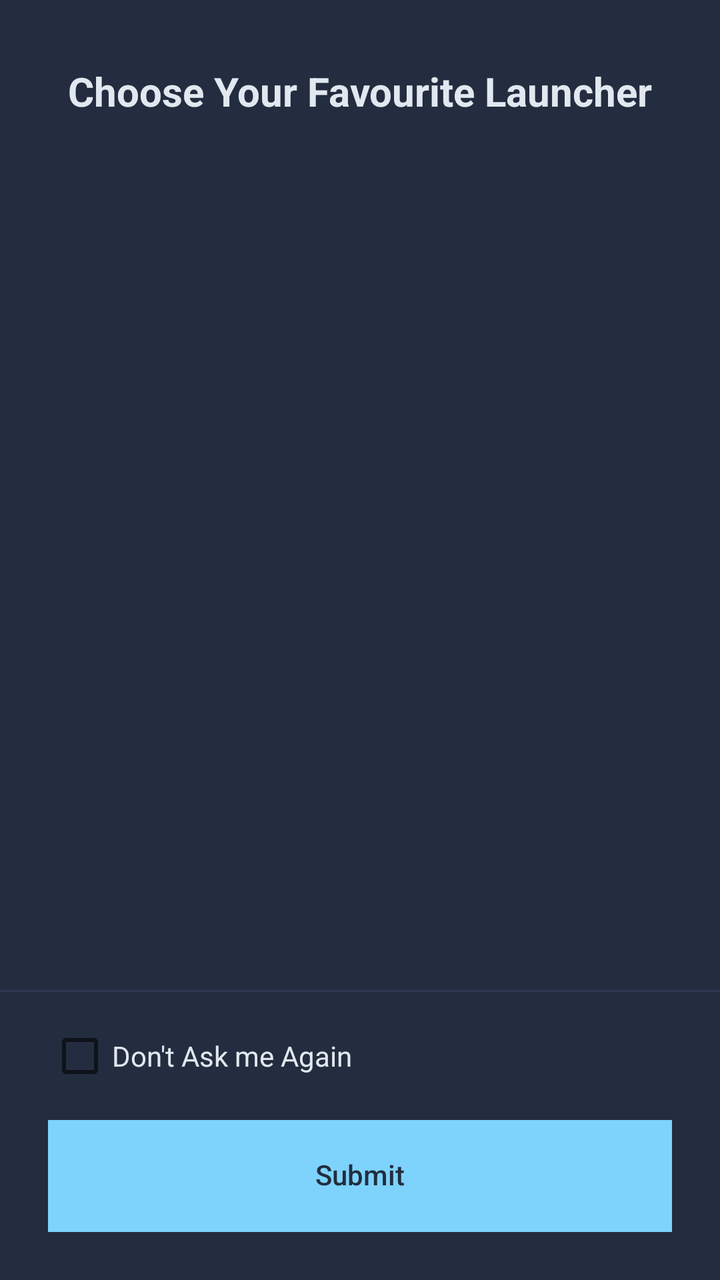
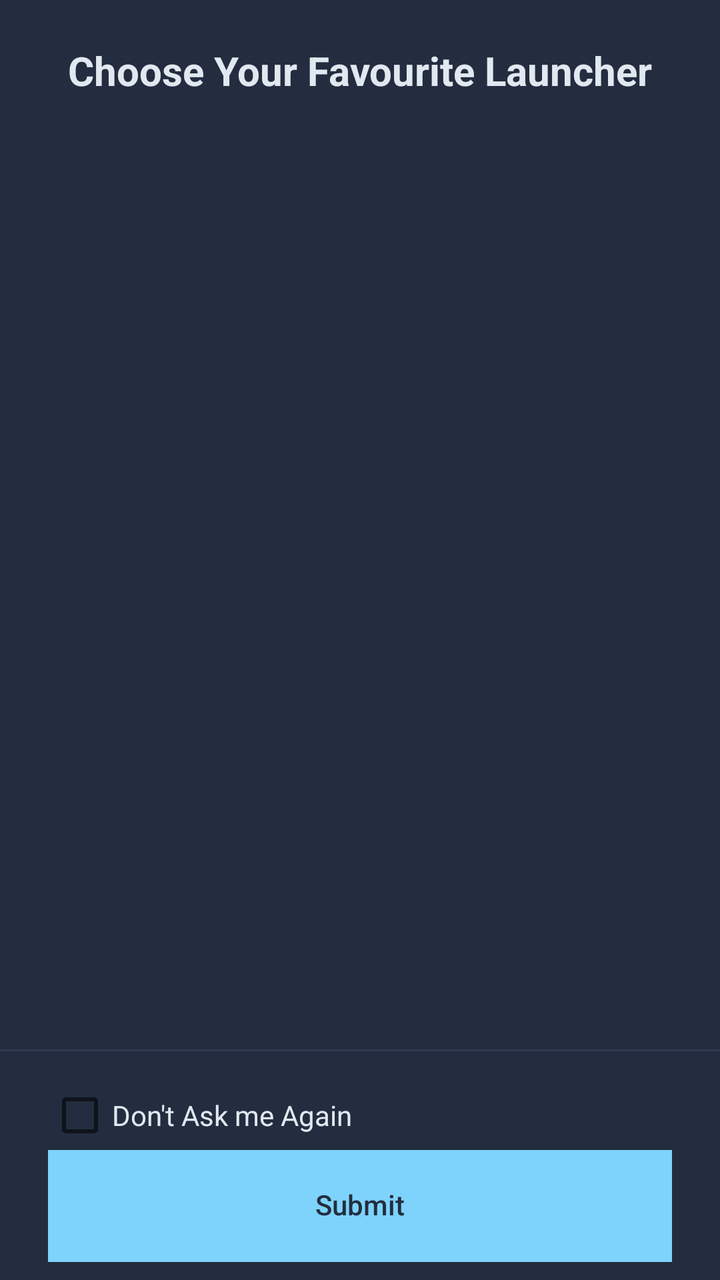

An Android layout rendered at two revisions. The XML below is the earlier revision; the diff shows what the commit changed to produce the second picture.
<!-- AndroidManifest.xml: activity theme Theme.NihalHome -->
<!-- res/layout/activity_choose_launcher.xml -->
<?xml version="1.0" encoding="utf-8"?>
<LinearLayout xmlns:android="http://schemas.android.com/apk/res/android"
    android:layout_width="match_parent"
    android:layout_height="match_parent"
    android:orientation="vertical"
    android:background="@color/onboarding_background">

    <TextView
        android:id="@+id/textSheetTitle"
        android:layout_width="match_parent"
        android:layout_height="wrap_content"
        android:gravity="center_horizontal"
        android:paddingTop="32dp"
        android:paddingBottom="16dp"
        android:text="@string/choose_favourite_launcher_title"
        android:textColor="@color/onboarding_heading"
        android:textSize="20sp"
        android:textStyle="bold" />

    <ScrollView
        android:layout_width="match_parent"
        android:layout_height="0dp"
        android:layout_weight="1">

        <LinearLayout
            android:id="@+id/launcherListContainer"
            android:layout_width="match_parent"
            android:layout_height="wrap_content"
            android:orientation="vertical"
            android:paddingStart="24dp"
            android:paddingEnd="24dp" />

    </ScrollView>

    <View
        android:layout_width="match_parent"
        android:layout_height="1dp"
        android:background="@color/onboarding_button_unselected" />

    <CheckBox
        android:id="@+id/checkboxDontAskAgain"
        android:layout_width="wrap_content"
        android:layout_height="wrap_content"
        android:layout_marginStart="24dp"
        android:layout_marginTop="16dp"
        android:text="@string/dont_ask_me_again"
        android:textColor="@color/onboarding_heading" />

    <Button
        android:id="@+id/buttonSubmit"
        android:layout_width="match_parent"
        android:layout_height="56dp"
        android:layout_marginStart="24dp"
        android:layout_marginEnd="24dp"
        android:layout_marginTop="16dp"
        android:layout_marginBottom="24dp"
        android:background="@color/onboarding_accent"
        android:enabled="false"
        android:text="@string/action_submit"
        android:textColor="@color/onboarding_button_text"
        android:textAllCaps="false"
        android:includeFontPadding="false"
        android:elevation="0dp" />

</LinearLayout>
<!-- resources referenced by this layout -->
<resources>
  <color name="onboarding_accent">#7DD3FC</color>
  <color name="onboarding_background">#232D3F</color>
  <color name="onboarding_button_text">#232D3F</color>
  <color name="onboarding_button_unselected">#2E3A52</color>
  <color name="onboarding_heading">#E2E8F0</color>
  <string name="action_submit">Submit</string>
  <string name="choose_favourite_launcher_title">Choose Your Favourite Launcher</string>
  <string name="dont_ask_me_again">Don\'t Ask me Again</string>
  <style name="Theme.NihalHome" parent="android:Theme.Material.Light.NoActionBar">
          <item name="android:windowBackground">@android:color/white</item>
          <item name="android:statusBarColor">@android:color/white</item>
          <item name="android:navigationBarColor">@android:color/white</item>
          <item name="android:windowLightStatusBar">true</item>
      </style>
</resources>

<!-- the commit's change to res/layout/activity_choose_launcher.xml (unified diff, before → after) -->
@@ -1,65 +1,127 @@
 <?xml version="1.0" encoding="utf-8"?>
-<LinearLayout xmlns:android="http://schemas.android.com/apk/res/android"
+<androidx.constraintlayout.widget.ConstraintLayout xmlns:android="http://schemas.android.com/apk/res/android"
+    xmlns:app="http://schemas.android.com/apk/res-auto"
     android:layout_width="match_parent"
     android:layout_height="match_parent"
-    android:orientation="vertical"
     android:background="@color/onboarding_background">
 
-    <TextView
-        android:id="@+id/textSheetTitle"
-        android:layout_width="match_parent"
-        android:layout_height="wrap_content"
-        android:gravity="center_horizontal"
-        android:paddingTop="32dp"
-        android:paddingBottom="16dp"
-        android:text="@string/choose_favourite_launcher_title"
-        android:textColor="@color/onboarding_heading"
-        android:textSize="20sp"
-        android:textStyle="bold" />
-
-    <ScrollView
-        android:layout_width="match_parent"
-        android:layout_height="0dp"
-        android:layout_weight="1">
-
-        <LinearLayout
-            android:id="@+id/launcherListContainer"
-            android:layout_width="match_parent"
-            android:layout_height="wrap_content"
-            android:orientation="vertical"
-            android:paddingStart="24dp"
-            android:paddingEnd="24dp" />
-
-    </ScrollView>
-
-    <View
-        android:layout_width="match_parent"
-        android:layout_height="1dp"
-        android:background="@color/onboarding_button_unselected" />
-
-    <CheckBox
-        android:id="@+id/checkboxDontAskAgain"
+    <androidx.constraintlayout.widget.Guideline
+        android:id="@+id/guidelineHeaderContent"
         android:layout_width="wrap_content"
         android:layout_height="wrap_content"
-        android:layout_marginStart="24dp"
-        android:layout_marginTop="16dp"
-        android:text="@string/dont_ask_me_again"
-        android:textColor="@color/onboarding_heading" />
+        android:orientation="horizontal"
+        app:layout_constraintGuide_percent="0.11" />
 
-    <Button
-        android:id="@+id/buttonSubmit"
-        android:layout_width="match_parent"
-        android:layout_height="56dp"
-        android:layout_marginStart="24dp"
-        android:layout_marginEnd="24dp"
-        android:layout_marginTop="16dp"
-        android:layout_marginBottom="24dp"
-        android:background="@color/onboarding_accent"
-        android:enabled="false"
-        android:text="@string/action_submit"
-        android:textColor="@color/onboarding_button_text"
-        android:textAllCaps="false"
-        android:includeFontPadding="false"
-        android:elevation="0dp" />
+    <androidx.constraintlayout.widget.Guideline
+        android:id="@+id/guidelineContentFooter"
+        android:layout_width="wrap_content"
+        android:layout_height="wrap_content"
+        android:orientation="horizontal"
+        app:layout_constraintGuide_percent="0.82" />
 
-</LinearLayout>
+    <androidx.constraintlayout.widget.ConstraintLayout
+        android:id="@+id/headerSection"
+        android:layout_width="0dp"
+        android:layout_height="0dp"
+        app:layout_constraintTop_toTopOf="parent"
+        app:layout_constraintBottom_toTopOf="@id/guidelineHeaderContent"
+        app:layout_constraintStart_toStartOf="parent"
+        app:layout_constraintEnd_toEndOf="parent">
+
+        <TextView
+            android:id="@+id/textSheetTitle"
+            android:layout_width="0dp"
+            android:layout_height="wrap_content"
+            android:gravity="center_horizontal"
+            android:text="@string/choose_favourite_launcher_title"
+            android:textColor="@color/onboarding_heading"
+            android:textSize="20sp"
+            android:textStyle="bold"
+            app:layout_constraintTop_toTopOf="parent"
+            app:layout_constraintBottom_toBottomOf="parent"
+            app:layout_constraintStart_toStartOf="parent"
+            app:layout_constraintEnd_toEndOf="parent" />
+
+    </androidx.constraintlayout.widget.ConstraintLayout>
+
+    <androidx.constraintlayout.widget.ConstraintLayout
+        android:id="@+id/contentSection"
+        android:layout_width="0dp"
+        android:layout_height="0dp"
+        app:layout_constraintTop_toBottomOf="@id/guidelineHeaderContent"
+        app:layout_constraintBottom_toTopOf="@id/guidelineContentFooter"
+        app:layout_constraintStart_toStartOf="parent"
+        app:layout_constraintEnd_toEndOf="parent">
+
+        <ScrollView
+            android:layout_width="0dp"
+            android:layout_height="0dp"
+            app:layout_constraintTop_toTopOf="parent"
+            app:layout_constraintBottom_toBottomOf="parent"
+            app:layout_constraintStart_toStartOf="parent"
+            app:layout_constraintEnd_toEndOf="parent">
+
+            <LinearLayout
+                android:id="@+id/launcherListContainer"
+                android:layout_width="match_parent"
+                android:layout_height="wrap_content"
+                android:orientation="vertical"
+                android:paddingStart="24dp"
+                android:paddingEnd="24dp" />
+
+        </ScrollView>
+
+    </androidx.constraintlayout.widget.ConstraintLayout>
+
+    <androidx.constraintlayout.widget.ConstraintLayout
+        android:id="@+id/footerSection"
+        android:layout_width="0dp"
+        android:layout_height="0dp"
+        app:layout_constraintTop_toBottomOf="@id/guidelineContentFooter"
+        app:layout_constraintBottom_toBottomOf="parent"
+        app:layout_constraintStart_toStartOf="parent"
+        app:layout_constraintEnd_toEndOf="parent">
+
+        <View
+            android:id="@+id/dividerLine"
+            android:layout_width="0dp"
+            android:layout_height="1dp"
+            android:background="@color/onboarding_button_unselected"
+            app:layout_constraintTop_toTopOf="parent"
+            app:layout_constraintStart_toStartOf="parent"
+            app:layout_constraintEnd_toEndOf="parent" />
+
+        <CheckBox
+            android:id="@+id/checkboxDontAskAgain"
+            android:layout_width="wrap_content"
+            android:layout_height="wrap_content"
+            android:layout_marginStart="24dp"
+            android:layout_marginTop="16dp"
+            android:text="@string/dont_ask_me_again"
+            android:textColor="@color/onboarding_heading"
+            app:layout_constraintTop_toBottomOf="@id/dividerLine"
+            app:layout_constraintStart_toStartOf="parent" />
+
+        <Button
+            android:id="@+id/buttonSubmit"
+            android:layout_width="0dp"
+            android:layout_height="56dp"
+            android:layout_marginStart="24dp"
+            android:layout_marginEnd="24dp"
+            android:layout_marginTop="16dp"
+            android:layout_marginBottom="24dp"
+            android:background="@color/onboarding_accent"
+            android:enabled="false"
+            android:text="@string/action_submit"
+            android:textColor="@color/onboarding_button_text"
+            android:textAllCaps="false"
+            android:includeFontPadding="false"
+            android:elevation="0dp"
+            app:layout_constraintTop_toBottomOf="@id/checkboxDontAskAgain"
+            app:layout_constraintBottom_toBottomOf="parent"
+            app:layout_constraintStart_toStartOf="parent"
+            app:layout_constraintEnd_toEndOf="parent" />
+
+    </androidx.constraintlayout.widget.ConstraintLayout>
+
+</androidx.constraintlayout.widget.ConstraintLayout>
